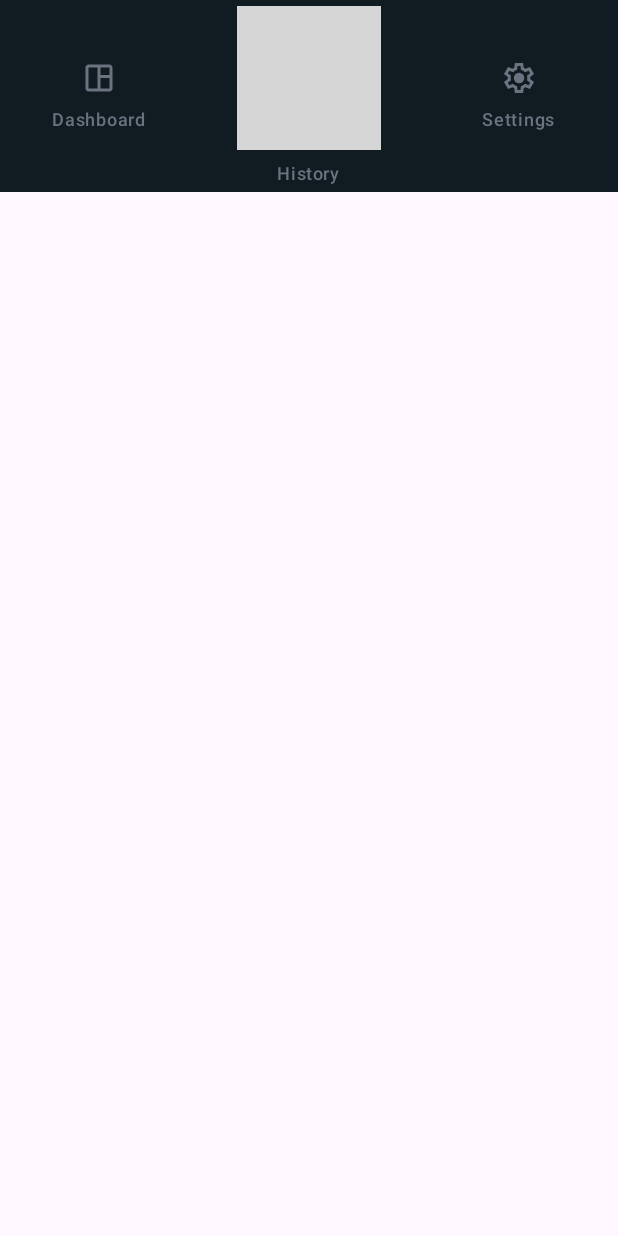
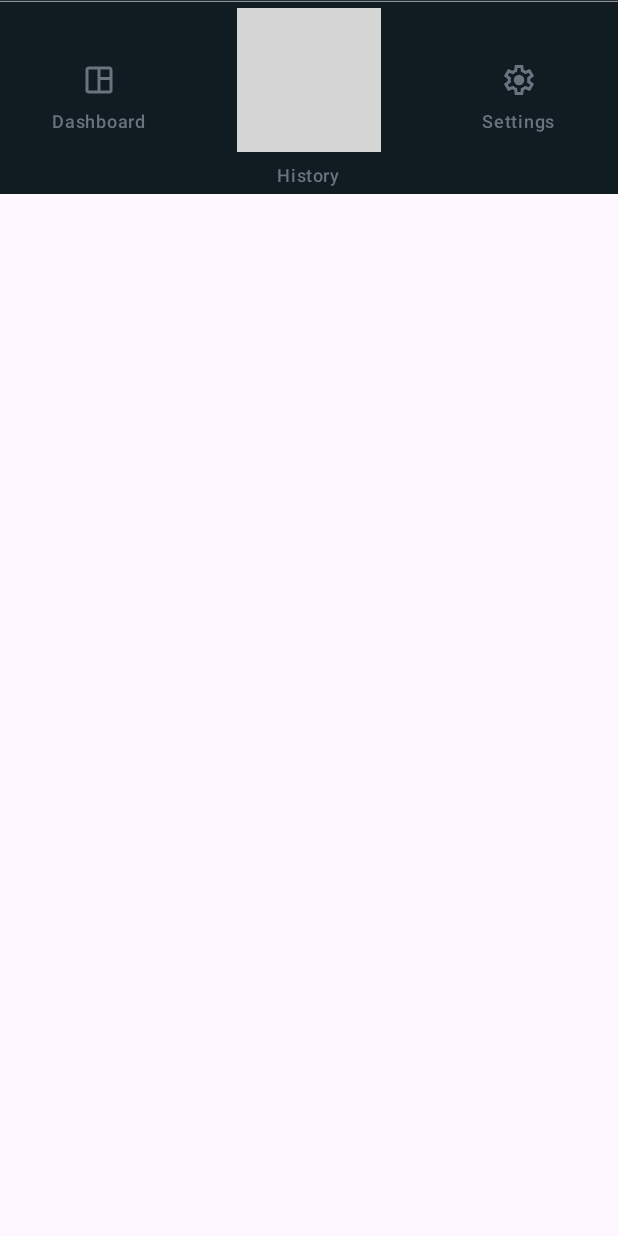
Before and after one commit to notsatria/stop-pmo, an Android app built with Jetpack Compose: the composable BottomNavBar called with empty values, on a phone screen of 412 x 824 dp. Run offline under Robolectric (Android 15) with nearby library versions, the phone set to English and light mode, and no system bars; our stand-ins replace Timber; grey boxes are pictures that could not be loaded.

Commit message:
feat: Update BottomNavBar layout and integrate theme settings in MainActivity

```diff
--- a/app/src/main/java/dev/notsatria/stop_pmo/ui/components/BotttomNavBar.kt
+++ b/app/src/main/java/dev/notsatria/stop_pmo/ui/components/BotttomNavBar.kt
@@ -5,6 +5,7 @@ import androidx.compose.foundation.layout.Box
 import androidx.compose.foundation.layout.Column
 import androidx.compose.foundation.layout.Spacer
 import androidx.compose.foundation.layout.fillMaxSize
+import androidx.compose.foundation.layout.fillMaxWidth
 import androidx.compose.foundation.layout.height
 import androidx.compose.material3.HorizontalDivider
 import androidx.compose.material3.Icon
@@ -52,15 +53,10 @@ fun BottomNavBar(
             screen = Screen.Settings
         ),
     )
+    Column(modifier.fillMaxWidth()) {
+        HorizontalDivider(Modifier.fillMaxWidth(), color = theme.divider)
         NavigationBar(
-        modifier.drawBehind {
-            drawLine(
-                theme.divider,
-                start = Offset(0f, 0f),
-                end = Offset(size.width, 0f),
-                strokeWidth = 3f
-            )
-        },
+            Modifier,
             windowInsets = NavigationBarDefaults.windowInsets,
             containerColor = theme.surface,
             tonalElevation = NavigationBarDefaults.Elevation + 4.dp,
@@ -102,6 +98,7 @@ fun BottomNavBar(
             }
         }
     }
+}
 
 @Preview(uiMode = Configuration.UI_MODE_NIGHT_NO)
 @Composable
--- a/app/src/main/java/dev/notsatria/stop_pmo/ui/screen/settings/SettingsViewModel.kt
+++ b/app/src/main/java/dev/notsatria/stop_pmo/ui/screen/settings/SettingsViewModel.kt
@@ -4,7 +4,6 @@ import androidx.lifecycle.ViewModel
 import androidx.lifecycle.viewModelScope
 import com.orhanobut.logger.Logger
 import dev.notsatria.stop_pmo.data.preference.SettingsDataStore
-import dev.notsatria.stop_pmo.utils.UiMode
 import kotlinx.coroutines.flow.MutableStateFlow
 import kotlinx.coroutines.flow.asStateFlow
 import kotlinx.coroutines.flow.combine
```
Also changed, not shown: app/src/main/java/dev/notsatria/stop_pmo/MainActivity.kt (+12 -4 lines). Lines whose indentation alone changed are shown as unchanged.
